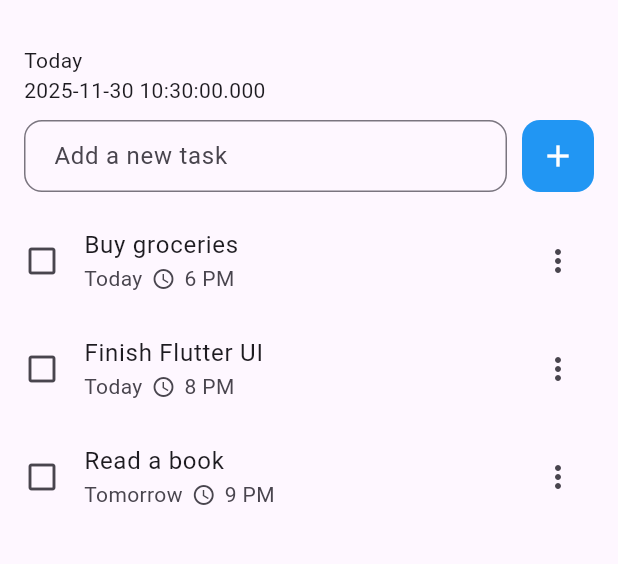
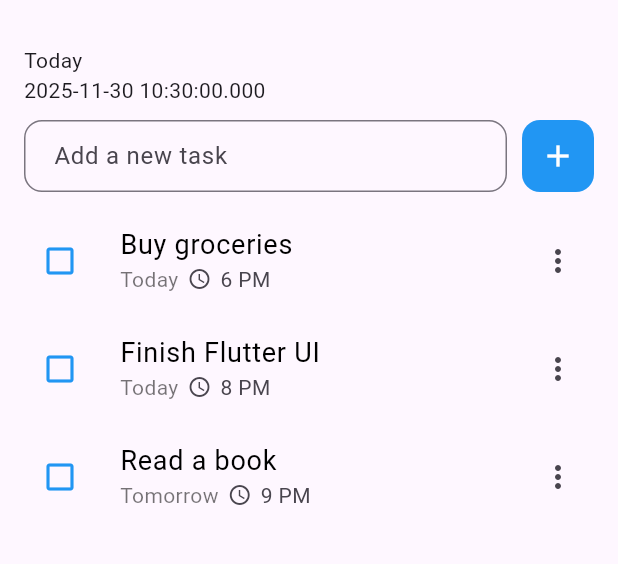
Before and after one commit to ramanathanMuthuraman/todo_app, a Flutter app: the screen it shows after launch, after a tap on the "add" icon, on a phone screen of 412 x 824 dp, the part 63-627 px from its top. Run offline on Flutter 3.47's test engine with Material 3 defaults, Android fonts, the phone set to English and light mode, and no system bars.

Commit message:
Implet add, delete and mark as complete action

```diff
--- a/lib/todo_screen.dart
+++ b/lib/todo_screen.dart
@@ -1,7 +1,38 @@
 import 'package:flutter/material.dart';
 
-class TodoScreen extends StatelessWidget {
+class TodoScreen extends StatefulWidget {
   const TodoScreen({super.key});
+
+  @override
+  State<TodoScreen> createState() => _TodoScreenState();
+}
+
+class _TodoItem {
+  final String title;
+  final String dayLabel;
+  final String timeLabel;
+  bool isDone;
+
+  _TodoItem({
+    required this.title,
+    required this.dayLabel,
+    required this.timeLabel,
+    this.isDone = false,
+  });
+}
+
+class _TodoScreenState extends State<TodoScreen> {
+  final List<_TodoItem> _todos = [
+    _TodoItem(title: "Buy groceries", dayLabel: "Today", timeLabel: "6 PM"),
+    _TodoItem(title: "Finish Flutter UI", dayLabel: "Today", timeLabel: "8 PM"),
+    _TodoItem(title: "Read a book", dayLabel: "Tomorrow", timeLabel: "9 PM"),
+  ];
+  final TextEditingController _taskController = TextEditingController();
+  @override
+  void dispose() {
+    _taskController.dispose();
+    super.dispose();
+  }
 
   @override
   Widget build(BuildContext context) {
@@ -26,6 +57,7 @@ class TodoScreen extends StatelessWidget {
                     // Text Input Box (takes remaining space)
                     Expanded(
                       child: TextField(
+                        controller: _taskController,
                         decoration: InputDecoration(
                           hintText: "Add a new task",
                           border: OutlineInputBorder(
@@ -49,8 +81,20 @@ class TodoScreen extends StatelessWidget {
                       child: IconButton(
                         icon: const Icon(Icons.add, color: Colors.white),
                         onPressed: () {
-                          // For Day 1: No functionality yet
-                          print("Add pressed");
+                          final text = _taskController.text.trim();
+                          if (text.isEmpty) return;
+
+                          setState(() {
+                            _todos.add(
+                              _TodoItem(
+                                title: text,
+                                dayLabel: "Today",
+                                timeLabel: "6 PM",
+                              ),
+                            );
+                          });
+
+                          _taskController.clear();
                         },
                       ),
                     ),
@@ -61,24 +105,45 @@ class TodoScreen extends StatelessWidget {
               Expanded(
                 child: Padding(
                   padding: EdgeInsets.symmetric(vertical: 10),
-                  child: ListView(
-                    children: const [
-                      _TodoListItem(
-                        title: "Buy groceries",
-                        dayLabel: "Today",
-                        timeLabel: "6 PM",
-                      ),
-                      _TodoListItem(
-                        title: "Finish Flutter UI",
-                        dayLabel: "Today",
-                        timeLabel: "8 PM",
-                      ),
-                      _TodoListItem(
-                        title: "Read a book",
-                        dayLabel: "Tomorrow",
-                        timeLabel: "9 PM",
-                      ),
-                    ],
+                  child: ListView.builder(
+                    itemCount: _todos.length,
+                    itemBuilder: (context, index) {
+                      final item = _todos[index];
+                      return Dismissible(
+                        key: ValueKey(item.title), // ok for now
+                        direction:
+                            DismissDirection.endToStart, // swipe right → left
+                        onDismissed: (direction) {
+                          // store title before removing
+                          final removedTitle = item.title;
+
+                          setState(() {
+                            _todos.removeAt(index);
+                          });
+
+                          ScaffoldMessenger.of(context).showSnackBar(
+                            SnackBar(content: Text('$removedTitle deleted')),
+                          );
+                        },
+                        background: Container(
+                          alignment: Alignment.centerRight,
+                          padding: const EdgeInsets.symmetric(horizontal: 16),
+                          color: Colors.red,
+                          child: const Icon(Icons.delete, color: Colors.white),
+                        ),
+                        child: _TodoListItem(
+                          title: item.title,
+                          dayLabel: item.dayLabel,
+                          timeLabel: item.timeLabel,
+                          isDone: item.isDone,
+                          onToggle: () {
+                            setState(() {
+                              item.isDone = !item.isDone;
+                            });
+                          },
+                        ),
+                      );
+                    },
                   ),
                 ),
               ),
@@ -94,23 +159,43 @@ class _TodoListItem extends StatelessWidget {
   final String title;
   final String dayLabel;
   final String timeLabel;
+  final bool isDone;
+  final VoidCallback onToggle;
 
   const _TodoListItem({
     super.key,
     required this.title,
     required this.dayLabel,
     required this.timeLabel,
+    required this.isDone,
+    required this.onToggle,
   });
 
   @override
   Widget build(BuildContext context) {
     return ListTile(
       contentPadding: EdgeInsets.zero,
-      leading: const Icon(Icons.check_box_outline_blank),
-      title: Text(title),
+      leading: IconButton(
+        icon: Icon(
+          isDone ? Icons.check_box : Icons.check_box_outline_blank,
+          color: Colors.blue,
+        ),
+        onPressed: onToggle,
+      ),
+      title: Text(
+        title,
+        style: TextStyle(
+          decoration: isDone ? TextDecoration.lineThrough : null,
+          color: isDone ? Colors.grey : Colors.black,
+          fontSize: 18,
+        ),
+      ),
       subtitle: Row(
         children: [
-          Text(dayLabel),
+          Text(
+            dayLabel,
+            style: TextStyle(color: isDone ? Colors.grey : Colors.black54),
+          ),
           const SizedBox(width: 6),
           const Icon(Icons.access_time, size: 16),
           const SizedBox(width: 6),
```
